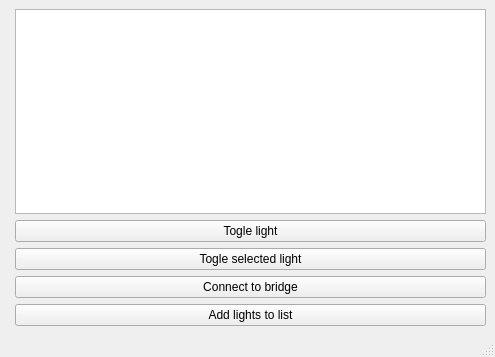
This is GUI/PhilipsHueGUI/mainwindow.ui in BOB450/OpenHue as Qt 5 draws it before an edit. The edited form follows.
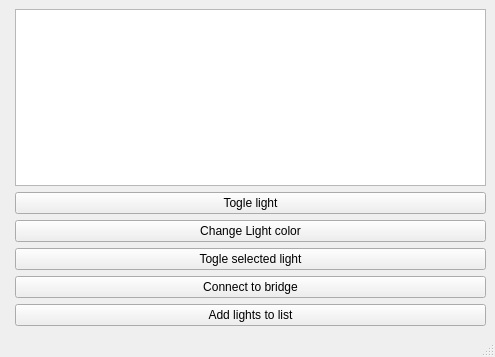
This is the edited form.

Commit message:
added change light color
brings up a color dialog trying to convert qcolor to rgb values to set to light

Diff of the .ui file:
```diff
--- a/GUI/PhilipsHueGUI/mainwindow.ui
+++ b/GUI/PhilipsHueGUI/mainwindow.ui
@@ -18,7 +18,7 @@
   </property>
   <widget class="QWidget" name="centralwidget">
    <layout class="QFormLayout" name="formLayout">
-    <item row="3" column="1">
+    <item row="4" column="1">
      <widget class="QPushButton" name="pushButton">
       <property name="text">
        <string>Connect to bridge</string>
@@ -35,20 +35,27 @@
     <item row="0" column="1">
      <widget class="QListWidget" name="listWidget"/>
     </item>
-    <item row="4" column="1">
+    <item row="5" column="1">
      <widget class="QPushButton" name="pushButton_3">
       <property name="text">
        <string>Add lights to list</string>
       </property>
      </widget>
     </item>
-    <item row="2" column="1">
+    <item row="3" column="1">
      <widget class="QPushButton" name="pushButton_4">
       <property name="text">
        <string>Togle selected light</string>
       </property>
      </widget>
     </item>
+    <item row="2" column="1">
+     <widget class="QPushButton" name="pushButton_5">
+      <property name="text">
+       <string>Change Light color</string>
+      </property>
+     </widget>
+    </item>
    </layout>
   </widget>
   <widget class="QMenuBar" name="menubar">
```
The commit also changes 2 other files.
